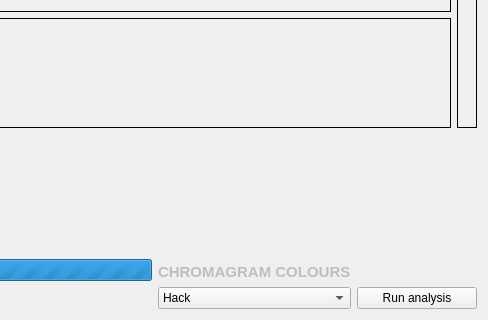
Old version of the form forms/detailwindow.ui in the repository ibsh/is_KeyFinder; both pictures show x 228 to 716 and y 108 to 428 of the 716 by 428 pixel window.
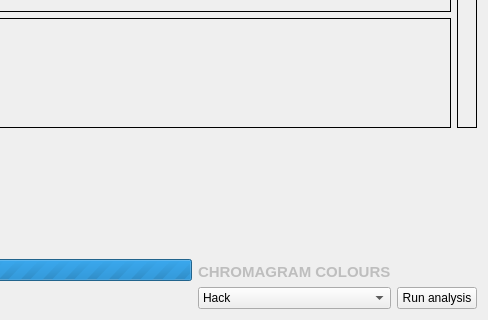
New version of the form.

Commit message: Bad UI sizing

Diff of the .ui file:
```diff
--- a/forms/detailwindow.ui
+++ b/forms/detailwindow.ui
@@ -259,18 +259,6 @@
       </item>
       <item row="1" column="2">
        <widget class="QPushButton" name="runButton">
-        <property name="minimumSize">
-         <size>
-          <width>120</width>
-          <height>0</height>
-         </size>
-        </property>
-        <property name="maximumSize">
-         <size>
-          <width>120</width>
-          <height>16777215</height>
-         </size>
-        </property>
         <property name="text">
          <string>Run analysis</string>
         </property>
```
The commit also changes 1 other file.
